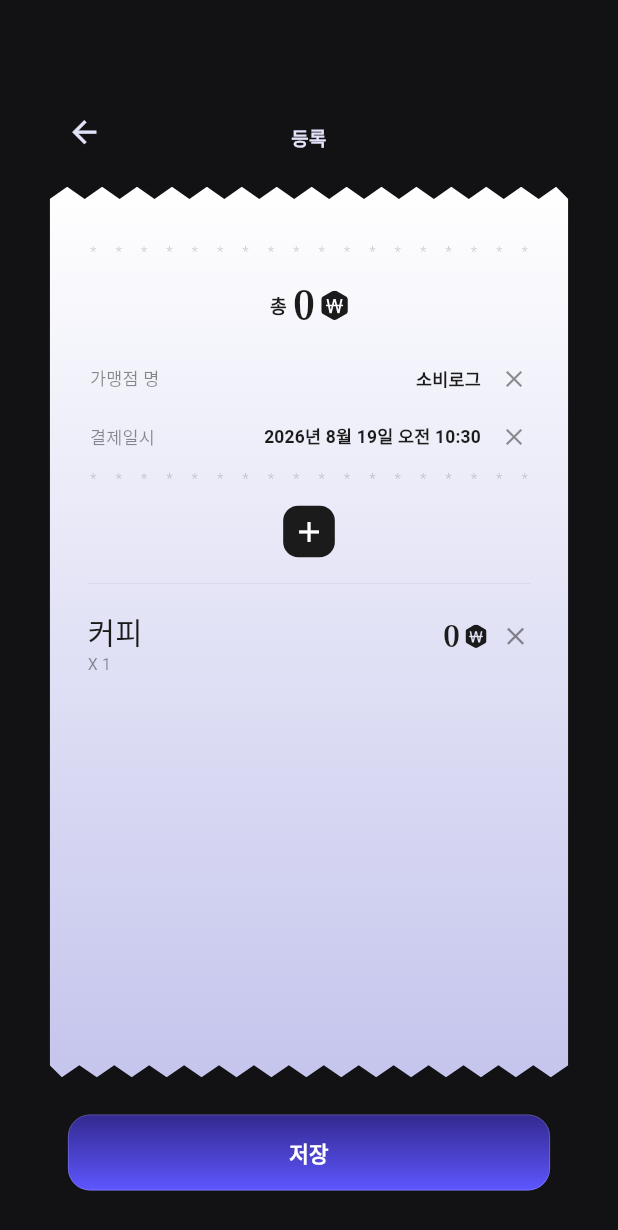
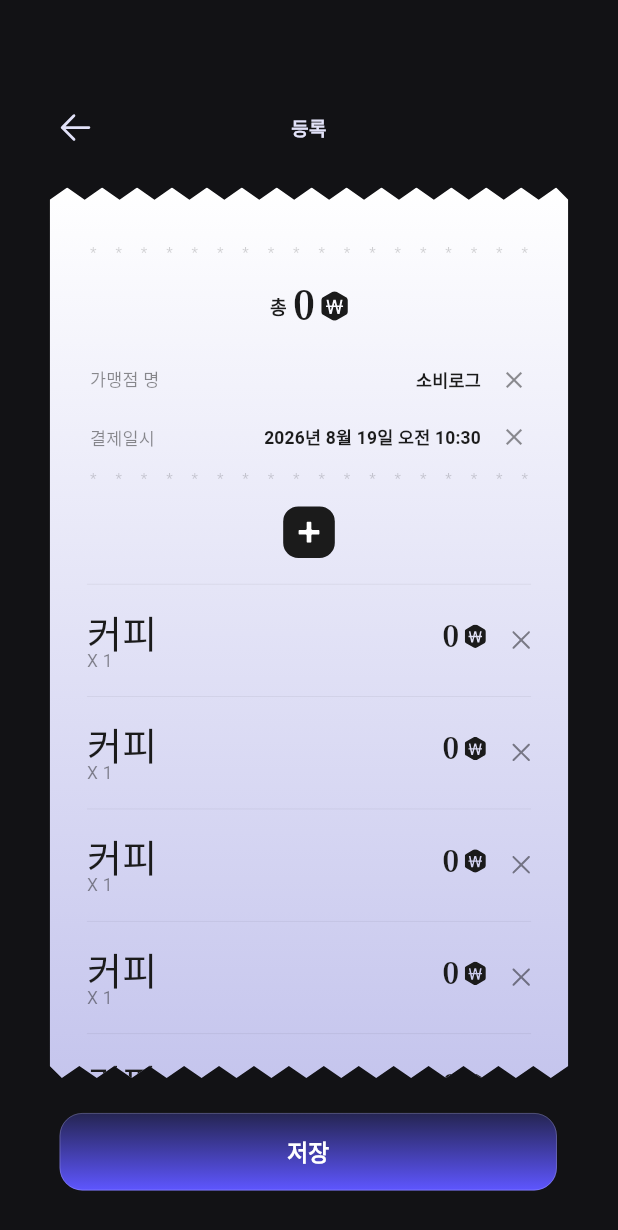
Before and after one commit to paran-accountbook/frontend, a Flutter app: the RegisterDirectScreen screen opened directly, on a phone screen of 412 x 824 dp. Shown: the top 1230 px of the screen. Run offline on Flutter 3.47's test engine with Material 3 defaults, Android fonts, the phone set to English and light mode, and no system bars; our stand-ins replace flutter_dotenv, flutter_svg, logger; Roboto replaces fonts that are missing (Apple SD Gothic Neo, BujangnimNunchi).

Commit message:
fix: align direct register with revised design

```diff
--- a/sobilog/lib/core/constants/app_assets.dart
+++ b/sobilog/lib/core/constants/app_assets.dart
@@ -8,6 +8,9 @@ abstract final class AppAssets {
   static const String mail = '$_iconRoot/mail.svg';
   static const String arrowDown = '$_iconRoot/arrow_down.svg';
   static const String arrowSmall = '$_iconRoot/arrow_small.svg';
+  static const String arrowBackLight = '$_iconRoot/arrow_back_light.svg';
+  static const String closeDark = '$_iconRoot/close_dark.svg';
+  static const String addLight = '$_iconRoot/add_light.svg';
   static const String divider = '$_iconRoot/divider.svg';
   static const String asteriskDividerDark =
       '$_iconRoot/asterisk_divider_dark.svg';
--- a/sobilog/lib/features/register/presentation/register_direct_screen.dart
+++ b/sobilog/lib/features/register/presentation/register_direct_screen.dart
@@ -1,5 +1,7 @@
 import 'package:flutter/material.dart';
+import 'package:flutter_svg/flutter_svg.dart';
 
+import '../../../core/constants/app_assets.dart';
 import '../../../core/theme/app_colors.dart';
 import '../../../shared/widgets/design_canvas.dart';
 import '../../../shared/widgets/editable_receipt_form.dart';
@@ -14,19 +16,19 @@ class RegisterDirectScreen extends StatelessWidget {
         child: Stack(
           children: [
             Positioned(
-              left: 55,
-              top: 151,
+              left: 32,
+              top: 133,
               child: GestureDetector(
                 onTap: () => Navigator.of(context).maybePop(),
-                child: const Icon(
-                  Icons.arrow_back,
-                  color: AppColors.text,
-                  size: 47,
+                child: SvgPicture.asset(
+                  AppAssets.arrowBackLight,
+                  width: 70,
+                  height: 70,
                 ),
               ),
             ),
             const Positioned(
-              top: 164,
+              top: 151,
               width: 749,
               child: Text(
                 '등록',
@@ -40,31 +42,31 @@ class RegisterDirectScreen extends StatelessWidget {
             ),
             const Positioned(
               left: 33,
-              top: 246,
+              top: 247,
               child: EditableReceiptForm(draft: true),
             ),
             Positioned(
-              left: 57,
-              top: 1468,
+              left: 46,
+              top: 1466,
               child: Container(
-                width: 635,
-                height: 100,
+                width: 655,
+                height: 102,
                 alignment: Alignment.center,
                 decoration: BoxDecoration(
                   gradient: const LinearGradient(
                     begin: Alignment.topCenter,
                     end: Alignment.bottomCenter,
-                    colors: [Color(0xFF33298F), AppColors.main],
+                    colors: [Color(0xFF252552), AppColors.main],
                   ),
-                  borderRadius: BorderRadius.circular(29),
-                  border: Border.all(color: Colors.white24),
+                  borderRadius: BorderRadius.circular(30),
+                  border: Border.all(color: const Color(0x4DE2E2F9)),
                 ),
                 child: const Text(
                   '저장',
                   style: TextStyle(
                     color: Colors.white,
-                    fontSize: 28,
-                    fontWeight: FontWeight.w700,
+                    fontSize: 30,
+                    fontWeight: FontWeight.w600,
                   ),
                 ),
               ),
--- a/sobilog/lib/shared/widgets/editable_receipt_form.dart
+++ b/sobilog/lib/shared/widgets/editable_receipt_form.dart
@@ -72,10 +72,9 @@ class EditableReceiptForm extends StatelessWidget {
             child: Center(child: _AddButton()),
           ),
           Positioned(
-            left: 50,
             top: 522,
             child: _EditableItems(
-              itemCount: draft || income ? 1 : 5,
+              itemCount: income ? 1 : 5,
               zeroAmount: draft || income,
             ),
           ),
@@ -158,7 +157,7 @@ class _AddButton extends StatelessWidget {
         color: const Color(0xFF1B1B1B),
         borderRadius: BorderRadius.circular(20),
       ),
-      child: const Icon(Icons.add, color: Colors.white, size: 45),
+      child: SvgPicture.asset(AppAssets.addLight, width: 28, height: 28),
     );
   }
 }
@@ -172,7 +171,7 @@ class _EditableItems extends StatelessWidget {
   @override
   Widget build(BuildContext context) {
     return SizedBox(
-      width: 583,
+      width: 683,
       child: Column(
         children: List.generate(
           itemCount,
@@ -190,34 +189,40 @@ class _EditableItem extends StatelessWidget {
 
   @override
   Widget build(BuildContext context) {
-    return Container(
+    return SizedBox(
       height: 148,
-      decoration: const BoxDecoration(
-        border: Border(top: BorderSide(color: Color(0x141B1B1B))),
-      ),
       child: Stack(
         children: [
           const Positioned(
-            top: 43,
+            left: 49,
+            top: 0,
+            child: SizedBox(
+              width: 585,
+              child: Divider(height: 1, thickness: 1, color: Color(0x141B1B1B)),
+            ),
+          ),
+          const Positioned(
+            left: 49,
+            top: 27,
             child: Text(
               '커피',
               style: TextStyle(
                 color: Color(0xFF1B1B1B),
                 fontFamily: 'BujangnimNunchi',
-                fontSize: 39,
-                height: 1,
+                fontSize: 50,
               ),
             ),
           ),
           const Positioned(
-            top: 91,
+            left: 49,
+            top: 85,
             child: Text(
               'X 1',
-              style: TextStyle(color: Color(0x801B1B1B), fontSize: 21),
+              style: TextStyle(color: Color(0x801B1B1B), fontSize: 23),
             ),
           ),
           Positioned(
-            right: 57,
+            right: 108,
             top: 49,
             child: Row(
               children: [
@@ -235,13 +240,18 @@ class _EditableItem extends StatelessWidget {
               ],
             ),
           ),
-          const Positioned(
-            right: 0,
-            top: 49,
-            child: Icon(Icons.close, color: Color(0x801B1B1B), size: 39),
-          ),
+          const Positioned(right: 39, top: 51, child: _CloseIcon()),
         ],
       ),
     );
   }
 }
+
+class _CloseIcon extends StatelessWidget {
+  const _CloseIcon();
+
+  @override
+  Widget build(BuildContext context) {
+    return SvgPicture.asset(AppAssets.closeDark, width: 46, height: 46);
+  }
+}
```
Also changed, not shown: sobilog/assets/icons/add_light.svg (added), sobilog/assets/icons/arrow_back_light.svg (added), sobilog/assets/icons/close_dark.svg (added), 1 other file.
